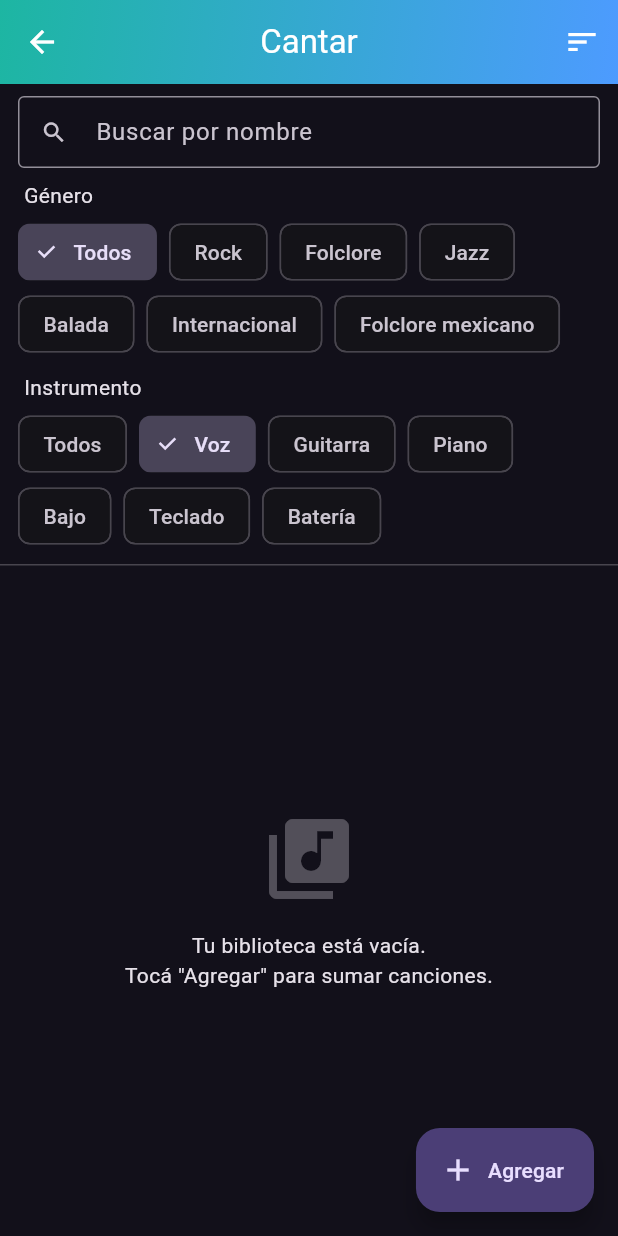
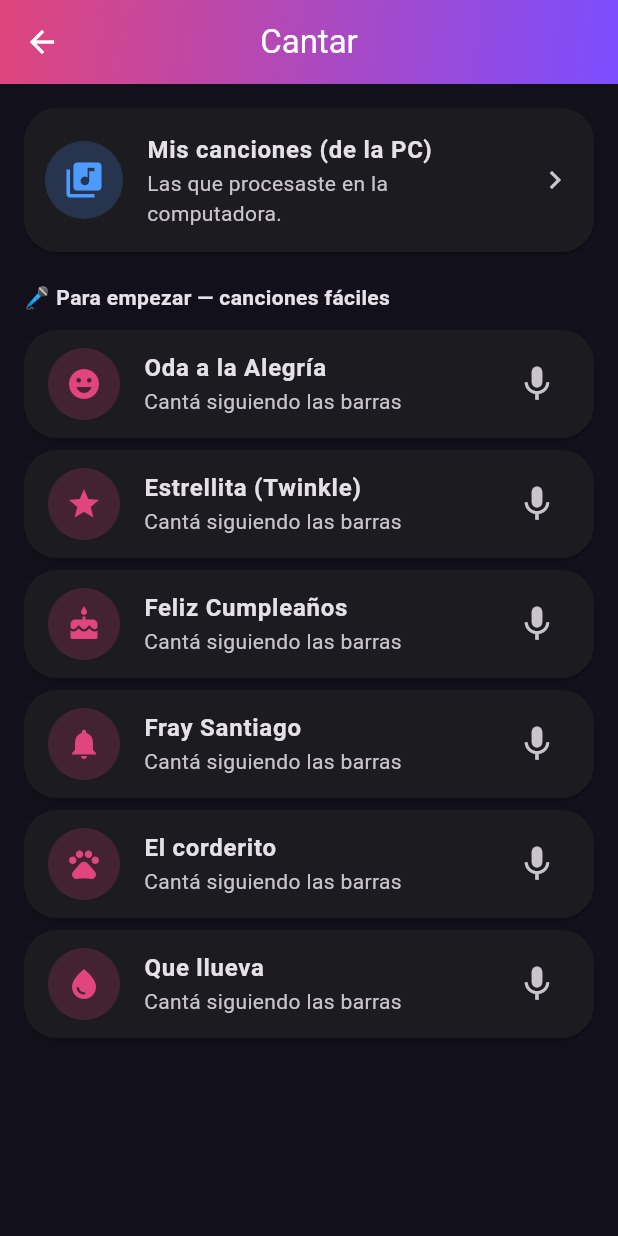
Before and after one commit to alexisfagnolad-beep/app-karaoke-musica, a Flutter app: the screen it shows after launch, after a tap on "Cantar", on a phone screen of 412 x 824 dp. Run offline on Flutter 3.47's test engine with Material 3 defaults, Android fonts, the phone set to English and light mode, and no system bars; our stand-ins replace file_picker, flutter_secure_storage, just_audio, open_filex, package_info_plus, permission_handler; missing offline and left inert: flutter_audio_capture, pitch_detector_dart; network calls fail.

Commit message:
Inicio: "Cantar" y "Práctica de instrumento" con predeterminadas + PC; cantar prediseñado
- Inicio reorganizado: "Cantar" y "Práctica de instrumento" como botones
  principales (se sacó "Para empezar" suelto, ahora vive adentro de cada uno).
- "Cantar" abre: "Mis canciones (de la PC)" o canciones fáciles prediseñadas
  para cantar (Estrellita, Oda a la Alegría, Feliz Cumpleaños, etc.).
- "Práctica de instrumento" abre: "Para empezar" (piano y batería fáciles) o
  "De la PC" (los instrumentos desglosados en la computadora).
- Cantar prediseñado: nueva KaraokeScreen.builtIn — suena la melodía guía y el
  micrófono acompaña la voz, con las barras y el fondo lindo del karaoke.
- Etiquetas de los botones del inicio ahora envuelven en 2 líneas si hace falta.

Co-Authored-By: Claude Opus 4.8 <noreply@anthropic.com>
Claude-Session: https://claude.ai/code/session_01YTrSmuHpnRj1oa43gKrDhM

```diff
--- a/lib/features/home/presentation/home_screen.dart
+++ b/lib/features/home/presentation/home_screen.dart
@@ -5,7 +5,8 @@ import '../../library/presentation/library_screen.dart';
 import '../../pitch/presentation/live_pitch_screen.dart';
 import '../../player/presentation/player_screen.dart';
 import '../../../shared/ui/mascot.dart';
-import '../../karaoke/presentation/built_in_screen.dart';
+import '../../karaoke/presentation/cantar_screen.dart';
+import '../../karaoke/presentation/practica_screen.dart';
 import '../../settings/presentation/settings_screen.dart';
 import '../../sync/data/sync_service.dart';
 import '../../update/data/update_service.dart';
@@ -144,40 +145,23 @@ class _HomeScreenState extends State<HomeScreen> {
                           children: [
                             _FunTile(
                               size: w,
-                              icon: Icons.auto_awesome,
-                              label: 'Para empezar',
-                              colors: const [
-                                Color(0xFFFFC24D),
-                                Color(0xFFFF8A3D),
-                              ],
-                              onTap: () => _push(const BuiltInScreen()),
-                            ),
-                            _FunTile(
-                              size: w,
                               icon: Icons.mic_external_on,
                               label: 'Cantar',
                               colors: const [
                                 Color(0xFFFF6FA5),
                                 Color(0xFFE0457B),
                               ],
-                              onTap: () => _push(
-                                const LibraryScreen(
-                                  initialInstrument: 'Voz',
-                                  titleOverride: 'Cantar',
-                                ),
-                              ),
+                              onTap: () => _push(const CantarScreen()),
                             ),
                             _FunTile(
                               size: w,
                               icon: Icons.piano,
-                              label: 'Instrumentos',
+                              label: 'Práctica de instrumento',
                               colors: const [
                                 Color(0xFF3DE0C6),
                                 Color(0xFF1DB6A2),
                               ],
-                              onTap: () => _push(
-                                const LibraryScreen(titleOverride: 'Practicar'),
-                              ),
+                              onTap: () => _push(const PracticaScreen()),
                             ),
                             _FunTile(
                               size: w,
@@ -367,12 +351,17 @@ class _FunTile extends StatelessWidget {
                     ),
                     child: Icon(icon, size: 30, color: Colors.white),
                   ),
-                  Text(
-                    label,
-                    style: const TextStyle(
-                      color: Colors.white,
-                      fontSize: 18,
-                      fontWeight: FontWeight.bold,
+                  Flexible(
+                    child: Text(
+                      label,
+                      maxLines: 2,
+                      overflow: TextOverflow.ellipsis,
+                      style: const TextStyle(
+                        color: Colors.white,
+                        fontSize: 17,
+                        fontWeight: FontWeight.bold,
+                        height: 1.1,
+                      ),
                     ),
                   ),
                 ],
--- /dev/null
+++ b/lib/features/karaoke/presentation/cantar_screen.dart
@@ -0,0 +1,101 @@
+import 'package:flutter/material.dart';
+
+import '../../../shared/ui/app_ui.dart';
+import '../../library/presentation/library_screen.dart';
+import '../domain/built_in_songs.dart';
+import 'karaoke_screen.dart';
+
+/// "Cantar": elegí cantar canciones fáciles prediseñadas (sin PC) o tus propias
+/// canciones desglosadas en la PC.
+class CantarScreen extends StatelessWidget {
+  const CantarScreen({super.key});
+
+  @override
+  Widget build(BuildContext context) {
+    return Scaffold(
+      appBar: gradientAppBar(
+        context,
+        'Cantar',
+        colors: const [AppColors.pink, AppColors.purple],
+      ),
+      body: SafeArea(
+        child: ListView(
+          padding: const EdgeInsets.all(12),
+          children: [
+            _bigTile(
+              context,
+              icon: Icons.library_music,
+              color: AppColors.blue,
+              title: 'Mis canciones (de la PC)',
+              subtitle: 'Las que procesaste en la computadora.',
+              onTap: () => Navigator.of(context).push(
+                MaterialPageRoute(
+                  builder: (_) => const LibraryScreen(
+                    initialInstrument: 'Voz',
+                    titleOverride: 'Cantar',
+                  ),
+                ),
+              ),
+            ),
+            const Padding(
+              padding: EdgeInsets.fromLTRB(4, 16, 4, 8),
+              child: Text(
+                '🎤 Para empezar — canciones fáciles',
+                style: TextStyle(fontWeight: FontWeight.bold),
+              ),
+            ),
+            for (final s in builtInSongs)
+              Card(
+                child: ListTile(
+                  leading: CircleAvatar(
+                    radius: 24,
+                    backgroundColor: AppColors.pink.withValues(alpha: 0.2),
+                    child: Icon(s.icon, color: AppColors.pink),
+                  ),
+                  title: Text(
+                    s.title,
+                    style: const TextStyle(fontWeight: FontWeight.bold),
+                  ),
+                  subtitle: const Text('Cantá siguiendo las barras'),
+                  trailing: const Icon(Icons.mic, size: 28),
+                  onTap: () => Navigator.of(context).push(
+                    MaterialPageRoute(
+                      builder: (_) => KaraokeScreen.builtIn(
+                        title: s.title,
+                        notes: s.notes,
+                        duration: s.duration,
+                      ),
+                    ),
+                  ),
+                ),
+              ),
+          ],
+        ),
+      ),
+    );
+  }
+
+  Widget _bigTile(
+    BuildContext context, {
+    required IconData icon,
+    required Color color,
+    required String title,
+    required String subtitle,
+    required VoidCallback onTap,
+  }) {
+    return Card(
+      child: ListTile(
+        contentPadding: const EdgeInsets.symmetric(horizontal: 14, vertical: 8),
+        leading: CircleAvatar(
+          radius: 26,
+          backgroundColor: color.withValues(alpha: 0.2),
+          child: Icon(icon, color: color, size: 28),
+        ),
+        title: Text(title, style: const TextStyle(fontWeight: FontWeight.bold)),
+        subtitle: Text(subtitle),
+        trailing: const Icon(Icons.chevron_right),
+        onTap: onTap,
+      ),
+    );
+  }
+}
```
Also changed, not shown: lib/features/karaoke/data/karaoke_controller.dart (+6 -1 lines), lib/features/karaoke/presentation/karaoke_screen.dart (+29 -5 lines), lib/features/karaoke/presentation/practica_screen.dart (added, +76 -0 lines).
